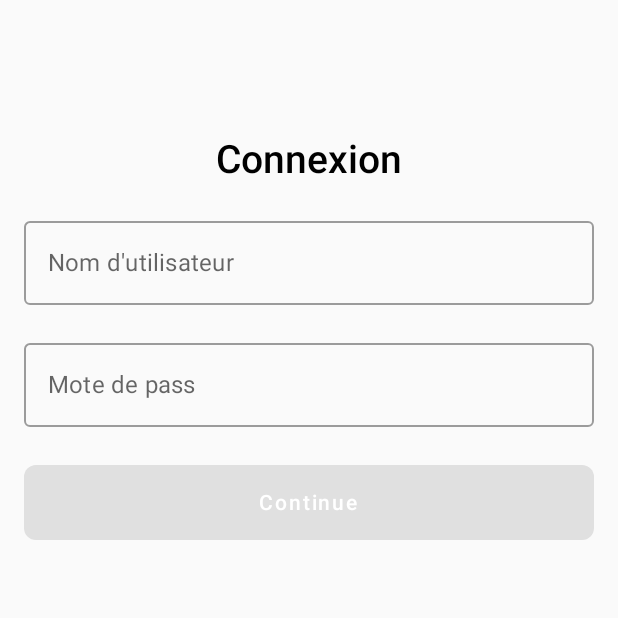
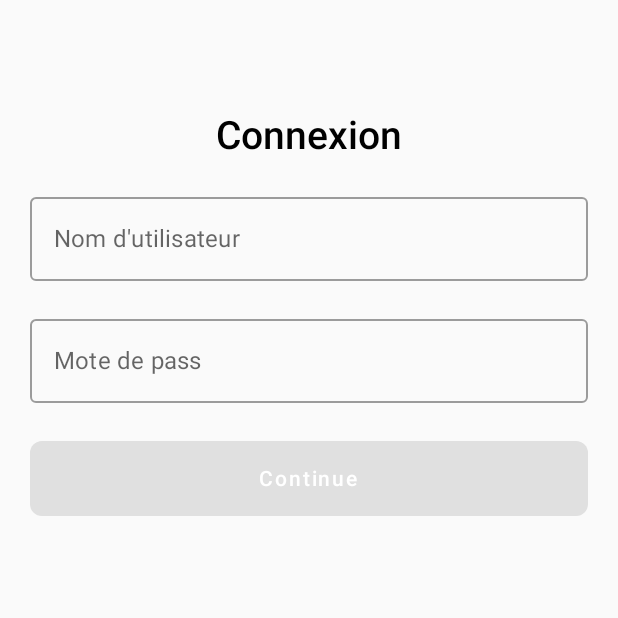
Before and after one commit to ayoubElhoucine/Elictricity-Bill, an Android app built with Jetpack Compose: the screen it shows after launch (MainActivity), on a phone screen of 412 x 824 dp, the top half of it. Run offline under Robolectric (Android 15) with nearby library versions, the phone set to English and light mode, and no system bars; our stand-ins replace Dagger/Hilt's generated code, Firebase (no records; nobody signed in at launch, a user with empty details on screens opened directly).

Commit message:
enhance login screen UI

```diff
--- a/app/src/main/java/com/ayoub/electricitybill/ui/login/LoginScreen.kt
+++ b/app/src/main/java/com/ayoub/electricitybill/ui/login/LoginScreen.kt
@@ -28,11 +28,11 @@ fun LoginScreen(
     val password = remember { mutableStateOf("") }
 
     Column(
-        modifier = Modifier.padding(16.dp).fillMaxSize(),
+        modifier = Modifier.padding(20.dp).fillMaxSize(),
         verticalArrangement = Arrangement.spacedBy(25.dp),
         horizontalAlignment = Alignment.CenterHorizontally,
     ) {
-        Spacer(modifier = Modifier.height(50.dp))
+        Spacer(modifier = Modifier.height(30.dp))
         Text(
             text = "Connexion",
             fontSize = 26.sp,
```
